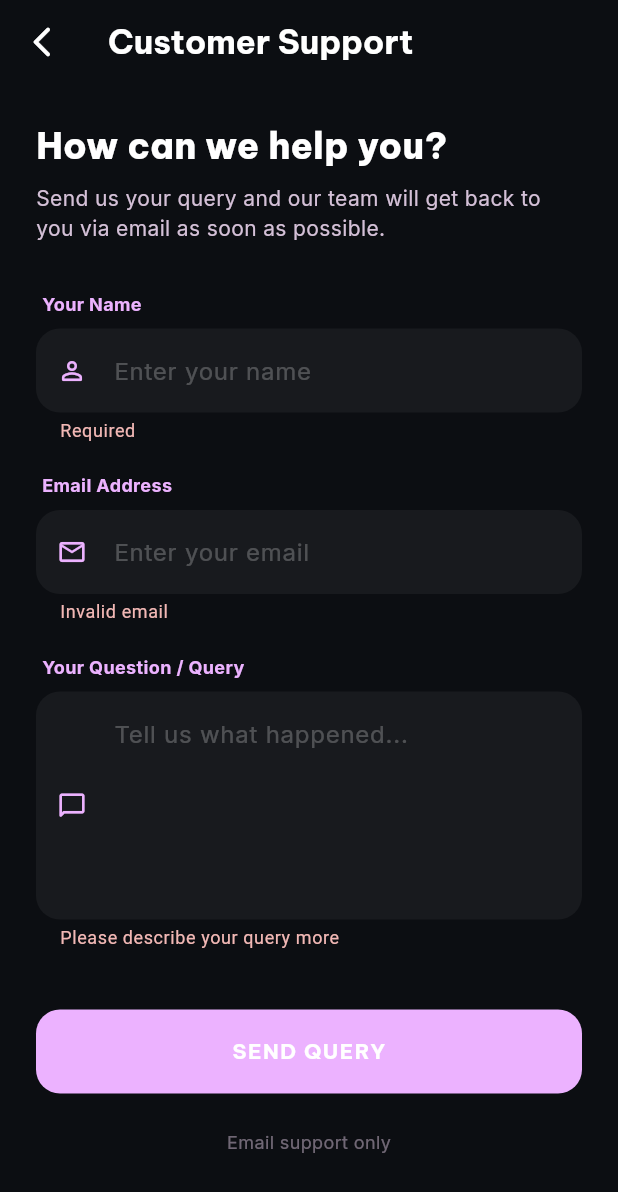
After one commit to JYOTHILALREJI/Delulu, a Flutter app: the CustomerSupportScreen screen opened directly, after a tap on "SEND QUERY", on a phone screen of 412 x 824 dp. The commit adds this screen. Shown: the top 1192 px of the screen. Run offline on Flutter 3.47's test engine with Material 3 defaults, Android fonts, the phone set to English and light mode, and no system bars; our stand-ins replace audioplayers, cached_network_image, camera, flutter_animate, geocoding, geolocator and 10 more; missing offline and left inert: encrypt, google_mlkit_face_detection, record; accounts and stored records are empty; network calls fail.

Commit message:
added customer support & payment logs

```diff
--- /dev/null
+++ b/lib/screens/aura/customer_support_screen.dart
@@ -0,0 +1,246 @@
+import 'dart:convert';
+import 'package:flutter/material.dart';
+import 'package:google_fonts/google_fonts.dart';
+import '../../../theme/app_colors.dart';
+import '../../../services/api_service.dart';
+import '../../../components/delulu_wavy_loader.dart';
+
+class CustomerSupportScreen extends StatefulWidget {
+  const CustomerSupportScreen({super.key});
+
+  @override
+  State<CustomerSupportScreen> createState() => _CustomerSupportScreenState();
+}
+
+class _CustomerSupportScreenState extends State<CustomerSupportScreen> {
+  final _formKey = GlobalKey<FormState>();
+  final _emailController = TextEditingController();
+  final _nameController = TextEditingController();
+  final _queryController = TextEditingController();
+  bool _isSubmitting = false;
+
+  @override
+  void initState() {
+    super.initState();
+    _loadUserData();
+  }
+
+  Future<void> _loadUserData() async {
+    try {
+      final res = await ApiService.getMe();
+      if (res.statusCode == 200) {
+        final body = jsonDecode(res.body);
+        final user = body['user'];
+        setState(() {
+          _emailController.text = user['email'] ?? '';
+          _nameController.text = user['display_name'] ?? '';
+        });
+      }
+    } catch (_) {}
+  }
+
+  Future<void> _submitSupport() async {
+    if (!_formKey.currentState!.validate()) return;
+
+    setState(() => _isSubmitting = true);
+
+    try {
+      final res = await ApiService.submitSupportQuery(
+        email: _emailController.text.trim(),
+        name: _nameController.text.trim(),
+        query: _queryController.text.trim(),
+      );
+
+      if (mounted) {
+        if (res.statusCode == 200) {
+          ScaffoldMessenger.of(context).showSnackBar(
+            SnackBar(
+              content: const Text('Support query submitted! We will reply via email.'),
+              backgroundColor: Colors.green.shade600,
+            ),
+          );
+          Navigator.pop(context);
+        } else {
+          final body = jsonDecode(res.body);
+          ScaffoldMessenger.of(context).showSnackBar(
+            SnackBar(
+              content: Text(body['error'] ?? 'Failed to submit query'),
+              backgroundColor: AppColors.error,
+            ),
+          );
+        }
+      }
+    } catch (e) {
+      if (mounted) {
+        ScaffoldMessenger.of(context).showSnackBar(
+          const SnackBar(
+            content: Text('Connection error. Please try again.'),
+            backgroundColor: AppColors.error,
+          ),
+        );
+      }
+    } finally {
+      if (mounted) setState(() => _isSubmitting = false);
+    }
+  }
+
+  @override
+  void dispose() {
+    _emailController.dispose();
+    _nameController.dispose();
+    _queryController.dispose();
+    super.dispose();
+  }
+
+  @override
+  Widget build(BuildContext context) {
+    return Scaffold(
+      backgroundColor: AppColors.obsidianEdge,
+      appBar: AppBar(
+        backgroundColor: AppColors.obsidianEdge,
+        elevation: 0,
+        title: Text('Customer Support',
+            style: GoogleFonts.beVietnamPro(fontWeight: FontWeight.w700, color: Colors.white)),
+        leading: IconButton(
+          icon: const Icon(Icons.arrow_back_ios_new_rounded, color: Colors.white),
+          onPressed: () => Navigator.pop(context),
+        ),
+      ),
+      body: _isSubmitting
+          ? const Center(child: DeluluWavyLoader())
+          : SingleChildScrollView(
+              padding: const EdgeInsets.all(24.0),
+              child: Form(
+                key: _formKey,
+                child: Column(
+                  crossAxisAlignment: CrossAxisAlignment.start,
+                  children: [
+                    Text(
+                      'How can we help you?',
+                      style: GoogleFonts.beVietnamPro(
+                        fontSize: 24,
+                        fontWeight: FontWeight.w800,
+                        color: Colors.white,
+                      ),
+                    ),
+                    const SizedBox(height: 8),
+                    Text(
+                      'Send us your query and our team will get back to you via email as soon as possible.',
+                      style: GoogleFonts.inter(
+                        fontSize: 14,
+                        color: AppColors.onSurfaceVariant,
+                      ),
+                    ),
+                    const SizedBox(height: 32),
+                    _buildTextField(
+                      controller: _nameController,
+                      label: 'Your Name',
+                      hint: 'Enter your name',
+                      icon: Icons.person_outline_rounded,
+                      validator: (v) => v == null || v.isEmpty ? 'Required' : null,
+                    ),
+                    const SizedBox(height: 20),
+                    _buildTextField(
+                      controller: _emailController,
+                      label: 'Email Address',
+                      hint: 'Enter your email',
+                      icon: Icons.email_outlined,
+                      keyboardType: TextInputType.emailAddress,
+                      validator: (v) => v == null || !v.contains('@') ? 'Invalid email' : null,
+                    ),
+                    const SizedBox(height: 20),
+                    _buildTextField(
+                      controller: _queryController,
+                      label: 'Your Question / Query',
+                      hint: 'Tell us what happened...',
+                      icon: Icons.chat_bubble_outline_rounded,
+                      maxLines: 5,
+                      validator: (v) => v == null || v.length < 10 ? 'Please describe your query more' : null,
+                    ),
+                    const SizedBox(height: 40),
+                    SizedBox(
+                      width: double.infinity,
+                      height: 56,
+                      child: ElevatedButton(
+                        onPressed: _submitSupport,
+                        style: ElevatedButton.styleFrom(
+                          backgroundColor: AppColors.primary,
+                          foregroundColor: Colors.white,
+                          shape: RoundedRectangleBorder(borderRadius: BorderRadius.circular(16)),
+                          elevation: 0,
+                        ),
+                        child: Text(
+                          'SEND QUERY',
+                          style: GoogleFonts.beVietnamPro(
+                            fontWeight: FontWeight.w700,
+                            letterSpacing: 1,
+                          ),
+                        ),
+                      ),
+                    ),
+                    const SizedBox(height: 24),
+                    Center(
+                      child: Text(
+                        'Email support only',
+                        style: GoogleFonts.inter(
+                          fontSize: 12,
+                          color: AppColors.onSurfaceVariant.withValues(alpha: 0.5),
+                        ),
+                      ),
+                    ),
+                  ],
+                ),
+              ),
+            ),
+    );
+  }
+
+  Widget _buildTextField({
+    required TextEditingController controller,
+    required String label,
+    required String hint,
+    required IconData icon,
+    int maxLines = 1,
+    TextInputType? keyboardType,
+    String? Function(String?)? validator,
+  }) {
+    return Column(
+      crossAxisAlignment: CrossAxisAlignment.start,
+      children: [
+        Padding(
+          padding: const EdgeInsets.only(left: 4, bottom: 8),
+          child: Text(
+            label,
+            style: GoogleFonts.inter(
+              fontSize: 12,
+              fontWeight: FontWeight.w700,
+              color: AppColors.primary,
+            ),
+          ),
+        ),
+        TextFormField(
+          controller: controller,
+          maxLines: maxLines,
+          keyboardType: keyboardType,
+          validator: validator,
+          style: GoogleFonts.inter(color: Colors.white),
+          decoration: InputDecoration(
+            hintText: hint,
+            hintStyle: GoogleFonts.inter(color: Colors.white24),
+            prefixIcon: Icon(icon, color: AppColors.primary, size: 20),
+            filled: true,
+            fillColor: Colors.white.withValues(alpha: 0.05),
+            border: OutlineInputBorder(
+              borderRadius: BorderRadius.circular(16),
+              borderSide: BorderSide.none,
+            ),
+            focusedBorder: OutlineInputBorder(
+              borderRadius: BorderRadius.circular(16),
+              borderSide: const BorderSide(color: AppColors.primary, width: 1.5),
+            ),
+          ),
+        ),
+      ],
+    );
+  }
+}
--- a/lib/services/api_service.dart
+++ b/lib/services/api_service.dart
@@ -454,4 +454,23 @@ class ApiService {
     final streamedResponse = await request.send();
     return http.Response.fromStream(streamedResponse);
   }
+
+  static Future<http.Response> submitSupportQuery({
+    required String email,
+    required String name,
+    required String query,
+  }) async {
+    final headers = await authHeaders();
+    return _client
+        .post(
+          Uri.parse('$baseUrl/support/submit'),
+          headers: headers,
+          body: jsonEncode({
+            'email': email,
+            'name': name,
+            'query': query,
+          }),
+        )
+        .timeout(_timeout);
+  }
 }
--- a/pubspec.yaml
+++ b/pubspec.yaml
@@ -58,6 +58,7 @@ dependencies:
   encrypt: ^5.0.3
   flutter_riverpod: ^3.3.1
   sqflite: ^2.4.2+1
+  intl: ^0.19.0
 
 dev_dependencies:
   flutter_test:
```
Also changed, not shown: lib/screens/aura/settings_screen.dart (+43 -0 lines), lib/screens/premium/subscription_history_screen.dart (added, +227 -0 lines), pubspec.lock, 4 other files.
